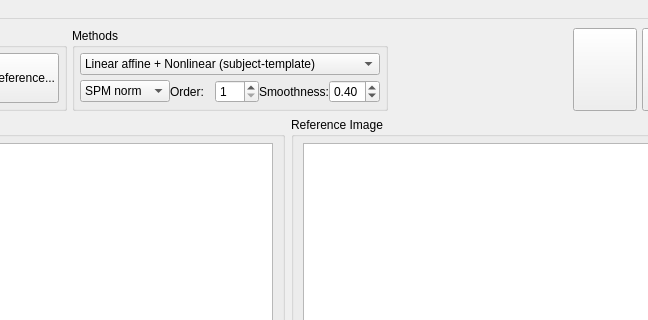
Qt form regtoolbox.ui (frankyeh/DSI-Studio) before a commit; both pictures show x 155 to 803 and y 0 to 320 of the 886 by 585 pixel window.
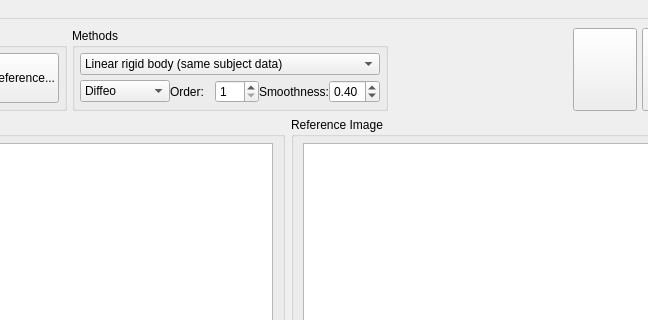
The same form after that commit. Icons and pictures are not drawn.

Commit message: [GUI] update reg tool

Diff of the .ui file:
```diff
--- a/regtoolbox.ui
+++ b/regtoolbox.ui
@@ -133,7 +133,7 @@
              </size>
             </property>
             <property name="currentIndex">
-             <number>1</number>
+             <number>0</number>
             </property>
             <item>
              <property name="text">
@@ -172,6 +172,9 @@
              </property>
              <item>
               <widget class="QComboBox" name="reg_method">
+               <property name="currentIndex">
+                <number>1</number>
+               </property>
                <item>
                 <property name="text">
                  <string>SPM norm</string>
@@ -288,7 +291,7 @@
        <item>
         <widget class="QLabel" name="running_label">
          <property name="text">
-          <string>                   </string>
+          <string/>
          </property>
         </widget>
        </item>
```
Left out of the diff: 17 changed lines with no effect on the pictures. The commit also changes 2 other files.
